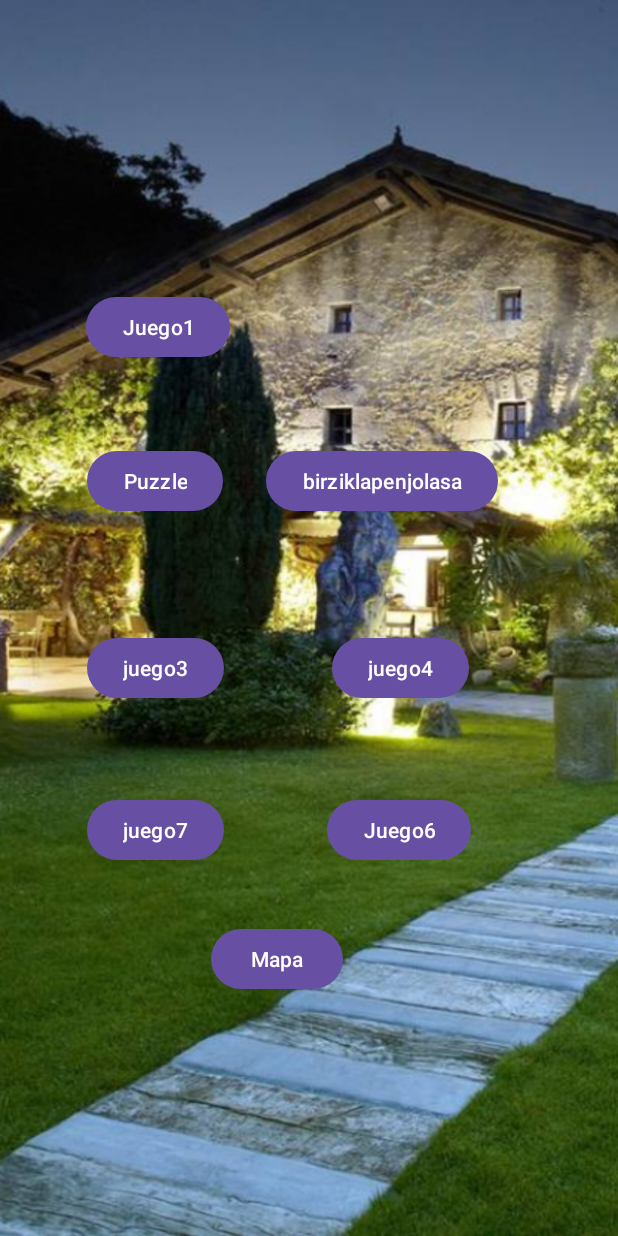
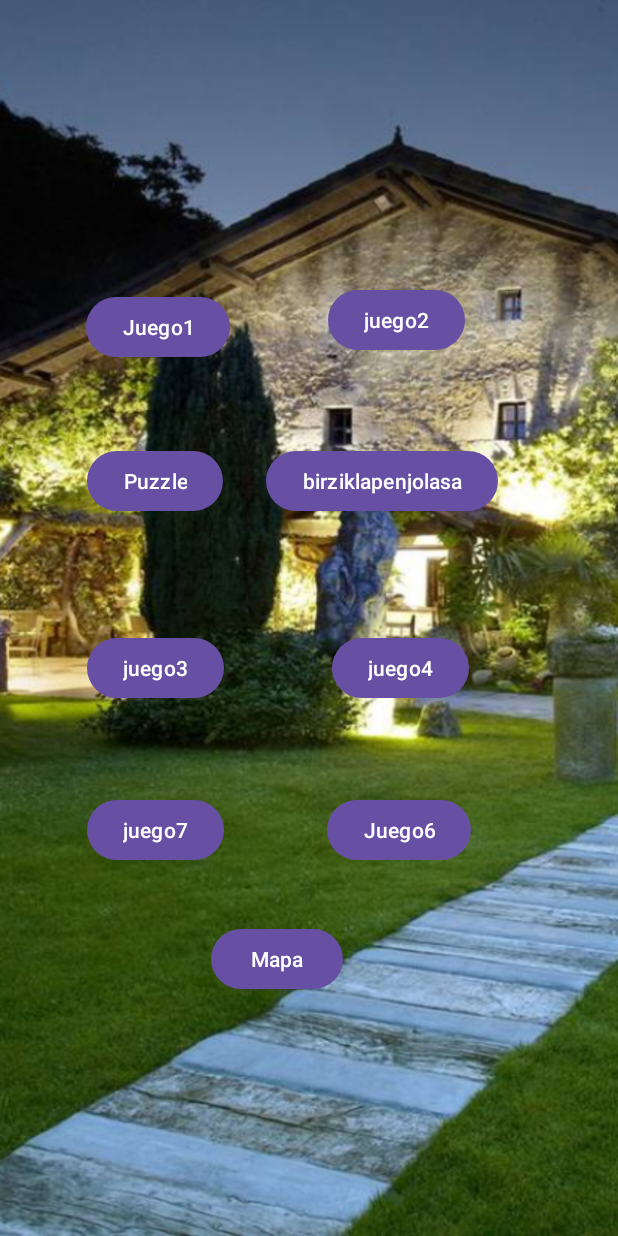
Before and after one commit to AsierTX/Zaldibar_Patapol, an Android app: the screen it shows after launch (navtemporal), on a phone screen of 412 x 824 dp. Run offline under Robolectric (Android 15) with nearby library versions, the phone set to English and light mode, and no system bars.

Commit message:
avance
hacer comprobacion

```diff
--- a/app/src/main/java/com/example/zaldibar_patapol/navtemporal.kt
+++ b/app/src/main/java/com/example/zaldibar_patapol/navtemporal.kt
@@ -71,9 +71,9 @@ class navtemporal : AppCompatActivity() {
             startActivity(intentJ1)
         }
 
-        juego2 = findViewById(R.id.juego1)
+        juego2 = findViewById(R.id.juego2)
         juego2.setOnClickListener {
-            val intentJ2 = Intent(this, SanMartinJokua::class.java)
+            val intentJ2 = Intent(this, BainuOspitalJokua::class.java)
             startActivity(intentJ2)
         }
 
--- a/app/src/main/res/layout/activity_navtemporal.xml
+++ b/app/src/main/res/layout/activity_navtemporal.xml
@@ -105,14 +105,29 @@
 
     <FrameLayout
         android:id="@+id/fragmento"
-        android:layout_width="388dp"
-        android:layout_height="731dp"
+        android:layout_width="392dp"
+        android:layout_height="729dp"
         app:layout_constraintBottom_toBottomOf="parent"
         app:layout_constraintEnd_toEndOf="parent"
+        app:layout_constraintHorizontal_bias="0.473"
         app:layout_constraintStart_toStartOf="parent"
         app:layout_constraintTop_toTopOf="parent">
 
     </FrameLayout>
 
+    <Button
+        android:id="@+id/juego2"
+        android:layout_width="wrap_content"
+        android:layout_height="wrap_content"
+        android:layout_marginStart="64dp"
+        android:layout_marginTop="171dp"
+        android:layout_marginEnd="101dp"
+        android:layout_marginBottom="42dp"
+        android:text="juego2"
+        app:layout_constraintBottom_toTopOf="@+id/birziklapenjolasa"
+        app:layout_constraintEnd_toEndOf="parent"
+        app:layout_constraintStart_toEndOf="@+id/juego1"
+        app:layout_constraintTop_toTopOf="parent" />
+
 
 </androidx.constraintlayout.widget.ConstraintLayout>
```
Also changed, not shown: app/src/main/java/com/example/zaldibar_patapol/BainuOspitalJokua.kt (+27 -27 lines), app/src/main/java/com/example/zaldibar_patapol/ImageLoaderService.kt (+5 -5 lines), app/src/main/res/drawable/img_p1.jpeg (added), app/src/main/res/drawable/img_p2.jpg (added), app/src/main/res/drawable/img_p3.jpeg (added), app/src/main/res/drawable/img_p4.jpeg (added), 1 other file.
